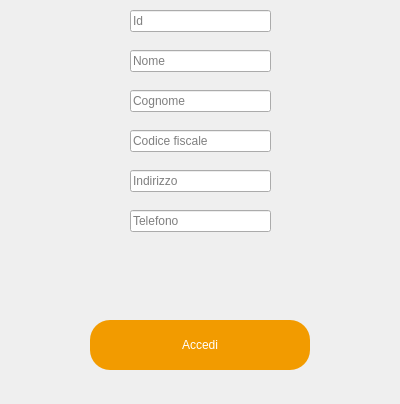
Above: projectIS/listadipendenti/view/vistainseriscidipendente.ui from chritianchiappa/progetto_panificio before the change. Below: the same form after it.
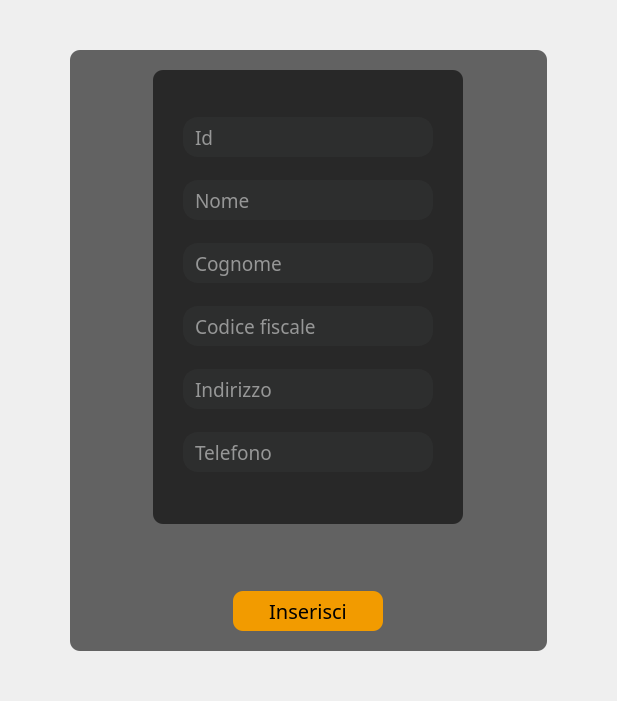
That is the form after the change.

```diff
--- a/projectIS/listadipendenti/view/vistainseriscidipendente.ui
+++ b/projectIS/listadipendenti/view/vistainseriscidipendente.ui
@@ -6,153 +6,490 @@
    <rect>
     <x>0</x>
     <y>0</y>
-    <width>400</width>
-    <height>404</height>
+    <width>617</width>
+    <height>701</height>
    </rect>
   </property>
+  <property name="sizePolicy">
+   <sizepolicy hsizetype="Expanding" vsizetype="Expanding">
+    <horstretch>0</horstretch>
+    <verstretch>0</verstretch>
+   </sizepolicy>
+  </property>
+  <property name="minimumSize">
+   <size>
+    <width>500</width>
+    <height>600</height>
+   </size>
+  </property>
   <property name="windowTitle">
    <string>Form</string>
   </property>
-  <widget class="QLineEdit" name="idfield">
-   <property name="geometry">
-    <rect>
-     <x>130</x>
-     <y>10</y>
-     <width>141</width>
-     <height>22</height>
-    </rect>
+  <layout class="QGridLayout" name="gridLayout">
+   <property name="leftMargin">
+    <number>70</number>
    </property>
-   <property name="placeholderText">
-    <string>Id</string>
+   <property name="topMargin">
+    <number>50</number>
    </property>
-  </widget>
-  <widget class="QLineEdit" name="nomefield">
-   <property name="geometry">
-    <rect>
-     <x>130</x>
-     <y>50</y>
-     <width>141</width>
-     <height>22</height>
-    </rect>
+   <property name="rightMargin">
+    <number>70</number>
    </property>
-   <property name="placeholderText">
-    <string>Nome</string>
+   <property name="bottomMargin">
+    <number>50</number>
    </property>
-  </widget>
-  <widget class="QLineEdit" name="cognomefield">
-   <property name="geometry">
-    <rect>
-     <x>130</x>
-     <y>90</y>
-     <width>141</width>
-     <height>22</height>
-    </rect>
+   <property name="horizontalSpacing">
+    <number>50</number>
    </property>
-   <property name="placeholderText">
-    <string>Cognome</string>
-   </property>
-  </widget>
-  <widget class="QPushButton" name="reg_dip_button">
-   <property name="geometry">
-    <rect>
-     <x>90</x>
-     <y>320</y>
-     <width>220</width>
-     <height>50</height>
-    </rect>
-   </property>
-   <property name="minimumSize">
-    <size>
-     <width>220</width>
-     <height>50</height>
-    </size>
-   </property>
-   <property name="cursor">
-    <cursorShape>PointingHandCursor</cursorShape>
-   </property>
-   <property name="styleSheet">
-    <string notr="true">QPushButton{
+   <item row="0" column="0" rowspan="3" colspan="2">
+    <widget class="QFrame" name="frame">
+     <property name="sizePolicy">
+      <sizepolicy hsizetype="Expanding" vsizetype="Expanding">
+       <horstretch>0</horstretch>
+       <verstretch>0</verstretch>
+      </sizepolicy>
+     </property>
+     <property name="minimumSize">
+      <size>
+       <width>0</width>
+       <height>0</height>
+      </size>
+     </property>
+     <property name="autoFillBackground">
+      <bool>false</bool>
+     </property>
+     <property name="styleSheet">
+      <string notr="true">border-radius:10px;
+background:transparent;
+background-color: rgba(0,0,0,150)</string>
+     </property>
+     <property name="frameShape">
+      <enum>QFrame::StyledPanel</enum>
+     </property>
+     <property name="frameShadow">
+      <enum>QFrame::Sunken</enum>
+     </property>
+     <property name="lineWidth">
+      <number>3</number>
+     </property>
+     <layout class="QVBoxLayout" name="verticalLayout">
+      <property name="leftMargin">
+       <number>9</number>
+      </property>
+      <property name="topMargin">
+       <number>20</number>
+      </property>
+      <property name="bottomMargin">
+       <number>20</number>
+      </property>
+      <item alignment="Qt::AlignHCenter">
+       <widget class="QFrame" name="frame_2">
+        <property name="sizePolicy">
+         <sizepolicy hsizetype="Expanding" vsizetype="Expanding">
+          <horstretch>0</horstretch>
+          <verstretch>0</verstretch>
+         </sizepolicy>
+        </property>
+        <property name="minimumSize">
+         <size>
+          <width>300</width>
+          <height>0</height>
+         </size>
+        </property>
+        <property name="frameShape">
+         <enum>QFrame::StyledPanel</enum>
+        </property>
+        <property name="frameShadow">
+         <enum>QFrame::Raised</enum>
+        </property>
+        <layout class="QVBoxLayout" name="verticalLayout_2">
+         <property name="spacing">
+          <number>6</number>
+         </property>
+         <property name="leftMargin">
+          <number>30</number>
+         </property>
+         <property name="topMargin">
+          <number>30</number>
+         </property>
+         <property name="rightMargin">
+          <number>30</number>
+         </property>
+         <property name="bottomMargin">
+          <number>30</number>
+         </property>
+         <item>
+          <widget class="QLineEdit" name="id">
+           <property name="sizePolicy">
+            <sizepolicy hsizetype="Expanding" vsizetype="Fixed">
+             <horstretch>0</horstretch>
+             <verstretch>0</verstretch>
+            </sizepolicy>
+           </property>
+           <property name="minimumSize">
+            <size>
+             <width>250</width>
+             <height>40</height>
+            </size>
+           </property>
+           <property name="font">
+            <font>
+             <family>Tiro Kannada</family>
+             <pointsize>14</pointsize>
+             <italic>false</italic>
+            </font>
+           </property>
+           <property name="styleSheet">
+            <string notr="true">QLineEdit{
+color: #FFF;
+padding-left:8px;
+padding-right:8px;
+border:2px solid rgb(45, 46, 46);
+border-radius:15px;
+	background-color: rgb(45, 46, 46);
+}
+QLineEdit:hover{
+border:2px solid rgb(45, 46, 46);
+}
+QLineEdit:focus{
+border:2px solid rgb(242, 155, 0);
+}</string>
+           </property>
+           <property name="text">
+            <string/>
+           </property>
+           <property name="placeholderText">
+            <string>Id</string>
+           </property>
+           <property name="clearButtonEnabled">
+            <bool>false</bool>
+           </property>
+          </widget>
+         </item>
+         <item>
+          <widget class="QLineEdit" name="nome">
+           <property name="sizePolicy">
+            <sizepolicy hsizetype="Expanding" vsizetype="Fixed">
+             <horstretch>0</horstretch>
+             <verstretch>0</verstretch>
+            </sizepolicy>
+           </property>
+           <property name="minimumSize">
+            <size>
+             <width>250</width>
+             <height>40</height>
+            </size>
+           </property>
+           <property name="font">
+            <font>
+             <family>Tiro Kannada</family>
+             <pointsize>14</pointsize>
+             <italic>false</italic>
+            </font>
+           </property>
+           <property name="styleSheet">
+            <string notr="true">QLineEdit{
+color: #FFF;
+padding-left:8px;
+padding-right:8px;
+border:2px solid rgb(45, 46, 46);
+border-radius:15px;
+	background-color: rgb(45, 46, 46);
+}
+QLineEdit:hover{
+border:2px solid rgb(45, 46, 46);
+}
+QLineEdit:focus{
+border:2px solid rgb(242, 155, 0);
+}</string>
+           </property>
+           <property name="placeholderText">
+            <string>Nome</string>
+           </property>
+           <property name="clearButtonEnabled">
+            <bool>false</bool>
+           </property>
+          </widget>
+         </item>
+         <item>
+          <widget class="QLineEdit" name="cognome">
+           <property name="sizePolicy">
+            <sizepolicy hsizetype="Expanding" vsizetype="Fixed">
+             <horstretch>0</horstretch>
+             <verstretch>0</verstretch>
+            </sizepolicy>
+           </property>
+           <property name="minimumSize">
+            <size>
+             <width>250</width>
+             <height>40</height>
+            </size>
+           </property>
+           <property name="font">
+            <font>
+             <family>Tiro Kannada</family>
+             <pointsize>14</pointsize>
+             <italic>false</italic>
+            </font>
+           </property>
+           <property name="styleSheet">
+            <string notr="true">QLineEdit{
+color: #FFF;
+padding-left:8px;
+padding-right:8px;
+border:2px solid rgb(45, 46, 46);
+border-radius:15px;
+	background-color: rgb(45, 46, 46);
+}
+QLineEdit:hover{
+border:2px solid rgb(45, 46, 46);
+}
+QLineEdit:focus{
+border:2px solid rgb(242, 155, 0);
+}</string>
+           </property>
+           <property name="placeholderText">
+            <string>Cognome</string>
+           </property>
+           <property name="clearButtonEnabled">
+            <bool>false</bool>
+           </property>
+          </widget>
+         </item>
+         <item>
+          <widget class="QLineEdit" name="cfiscale">
+           <property name="sizePolicy">
+            <sizepolicy hsizetype="Expanding" vsizetype="Fixed">
+             <horstretch>0</horstretch>
+             <verstretch>0</verstretch>
+            </sizepolicy>
+           </property>
+           <property name="minimumSize">
+            <size>
+             <width>250</width>
+             <height>40</height>
+            </size>
+           </property>
+           <property name="font">
+            <font>
+             <family>Tiro Kannada</family>
+             <pointsize>14</pointsize>
+             <italic>false</italic>
+            </font>
+           </property>
+           <property name="styleSheet">
+            <string notr="true">QLineEdit{
+color: #FFF;
+padding-left:8px;
+padding-right:8px;
+border:2px solid rgb(45, 46, 46);
+border-radius:15px;
+	background-color: rgb(45, 46, 46);
+}
+QLineEdit:hover{
+border:2px solid rgb(45, 46, 46);
+}
+QLineEdit:focus{
+border:2px solid rgb(242, 155, 0);
+}</string>
+           </property>
+           <property name="placeholderText">
+            <string>Codice fiscale</string>
+           </property>
+           <property name="clearButtonEnabled">
+            <bool>false</bool>
+           </property>
+          </widget>
+         </item>
+         <item>
+          <widget class="QLineEdit" name="indirizzo">
+           <property name="sizePolicy">
+            <sizepolicy hsizetype="Expanding" vsizetype="Fixed">
+             <horstretch>0</horstretch>
+             <verstretch>0</verstretch>
+            </sizepolicy>
+           </property>
+           <property name="minimumSize">
+            <size>
+             <width>250</width>
+             <height>40</height>
+            </size>
+           </property>
+           <property name="font">
+            <font>
+             <family>Tiro Kannada</family>
+             <pointsize>14</pointsize>
+             <italic>false</italic>
+            </font>
+           </property>
+           <property name="styleSheet">
+            <string notr="true">QLineEdit{
+color: #FFF;
+padding-left:8px;
+padding-right:8px;
+border:2px solid rgb(45, 46, 46);
+border-radius:15px;
+	background-color: rgb(45, 46, 46);
+}
+QLineEdit:hover{
+border:2px solid rgb(45, 46, 46);
+}
+QLineEdit:focus{
+border:2px solid rgb(242, 155, 0);
+}</string>
+           </property>
+           <property name="placeholderText">
+            <string>Indirizzo</string>
+           </property>
+           <property name="clearButtonEnabled">
+            <bool>false</bool>
+           </property>
+          </widget>
+         </item>
+         <item>
+          <widget class="QLineEdit" name="telefono">
+           <property name="sizePolicy">
+            <sizepolicy hsizetype="Expanding" vsizetype="Fixed">
+             <horstretch>0</horstretch>
+             <verstretch>0</verstretch>
+            </sizepolicy>
+           </property>
+           <property name="minimumSize">
+            <size>
+             <width>250</width>
+             <height>40</height>
+            </size>
+           </property>
+           <property name="font">
+            <font>
+             <family>Tiro Kannada</family>
+             <pointsize>14</pointsize>
+             <italic>false</italic>
+            </font>
+           </property>
+           <property name="styleSheet">
+            <string notr="true">QLineEdit{
+color: #FFF;
+padding-left:8px;
+padding-right:8px;
+border:2px solid rgb(45, 46, 46);
+border-radius:15px;
+	background-color: rgb(45, 46, 46);
+}
+QLineEdit:hover{
+border:2px solid rgb(45, 46, 46);
+}
+QLineEdit:focus{
+border:2px solid rgb(242, 155, 0);
+}</string>
+           </property>
+           <property name="placeholderText">
+            <string>Telefono</string>
+           </property>
+           <property name="clearButtonEnabled">
+            <bool>false</bool>
+           </property>
+          </widget>
+         </item>
+        </layout>
+       </widget>
+      </item>
+      <item alignment="Qt::AlignHCenter">
+       <widget class="QLabel" name="error">
+        <property name="sizePolicy">
+         <sizepolicy hsizetype="Expanding" vsizetype="Fixed">
+          <horstretch>0</horstretch>
+          <verstretch>0</verstretch>
+         </sizepolicy>
+        </property>
+        <property name="minimumSize">
+         <size>
+          <width>350</width>
+          <height>35</height>
+         </size>
+        </property>
+        <property name="font">
+         <font>
+          <family>Tiro Kannada</family>
+          <pointsize>13</pointsize>
+          <italic>false</italic>
+          <bold>false</bold>
+         </font>
+        </property>
+        <property name="styleSheet">
+         <string notr="true">
+color:rgb(255, 37, 0);
+background:none;
+</string>
+        </property>
+        <property name="lineWidth">
+         <number>2</number>
+        </property>
+        <property name="text">
+         <string/>
+        </property>
+        <property name="alignment">
+         <set>Qt::AlignCenter</set>
+        </property>
+        <property name="wordWrap">
+         <bool>false</bool>
+        </property>
+       </widget>
+      </item>
+      <item>
+       <spacer name="verticalSpacer_2">
+        <property name="orientation">
+         <enum>Qt::Vertical</enum>
+        </property>
+        <property name="sizeType">
+         <enum>QSizePolicy::Fixed</enum>
+        </property>
+        <property name="sizeHint" stdset="0">
+         <size>
+          <width>20</width>
+          <height>20</height>
+         </size>
+        </property>
+       </spacer>
+      </item>
+      <item alignment="Qt::AlignHCenter">
+       <widget class="QPushButton" name="reg_dip_button">
+        <property name="minimumSize">
+         <size>
+          <width>150</width>
+          <height>40</height>
+         </size>
+        </property>
+        <property name="font">
+         <font>
+          <family>Tiro Kannada</family>
+          <pointsize>15</pointsize>
+          <bold>false</bold>
+         </font>
+        </property>
+        <property name="cursor">
+         <cursorShape>PointingHandCursor</cursorShape>
+        </property>
+        <property name="styleSheet">
+         <string notr="true">QPushButton{
    
 	background-color: rgb(242, 155, 0);
      border:none;
-     color:rgb(255,255,255); 
-     border-radius:20px;
+     
+	color: rgb(0, 0, 0);
+     border-radius:10px;
    
-}
-QPushButton:hover {
-	
-	background-color: rgba(242, 155, 20,200);
-     border-left: 2px solid rgb(173, 107,0);
-     border-right: 2px solid rgb(173, 107,0);
-     border-bottom: 3px solid rgb(173, 107,0);
-}
-QPushButton:pressed {
-	
-	background-color: rgba(255, 224, 0,75);
-     border-left: 2px solid rgb(173, 107,0);
-     border-right: 2px solid rgb(173, 107,0); 
-     border-bottom: none;
 }</string>
-   </property>
-   <property name="text">
-    <string>Accedi</string>
-   </property>
-  </widget>
-  <widget class="QLabel" name="error">
-   <property name="geometry">
-    <rect>
-     <x>100</x>
-     <y>270</y>
-     <width>201</width>
-     <height>31</height>
-    </rect>
-   </property>
-   <property name="styleSheet">
-    <string notr="true">color:red;</string>
-   </property>
-   <property name="text">
-    <string/>
-   </property>
-  </widget>
-  <widget class="QLineEdit" name="cfiscale">
-   <property name="geometry">
-    <rect>
-     <x>130</x>
-     <y>130</y>
-     <width>141</width>
-     <height>22</height>
-    </rect>
-   </property>
-   <property name="placeholderText">
-    <string>Codice fiscale</string>
-   </property>
-  </widget>
-  <widget class="QLineEdit" name="indirizzo">
-   <property name="geometry">
-    <rect>
-     <x>130</x>
-     <y>170</y>
-     <width>141</width>
-     <height>22</height>
-    </rect>
-   </property>
-   <property name="placeholderText">
-    <string>Indirizzo</string>
-   </property>
-  </widget>
-  <widget class="QLineEdit" name="telefono">
-   <property name="geometry">
-    <rect>
-     <x>130</x>
-     <y>210</y>
-     <width>141</width>
-     <height>22</height>
-    </rect>
-   </property>
-   <property name="placeholderText">
-    <string>Telefono</string>
-   </property>
-  </widget>
+        </property>
+        <property name="text">
+         <string>Inserisci</string>
+        </property>
+       </widget>
+      </item>
+     </layout>
+    </widget>
+   </item>
+  </layout>
  </widget>
  <resources/>
  <connections/>
```
Left out of the diff: 4 changed lines with no effect on the pictures.
